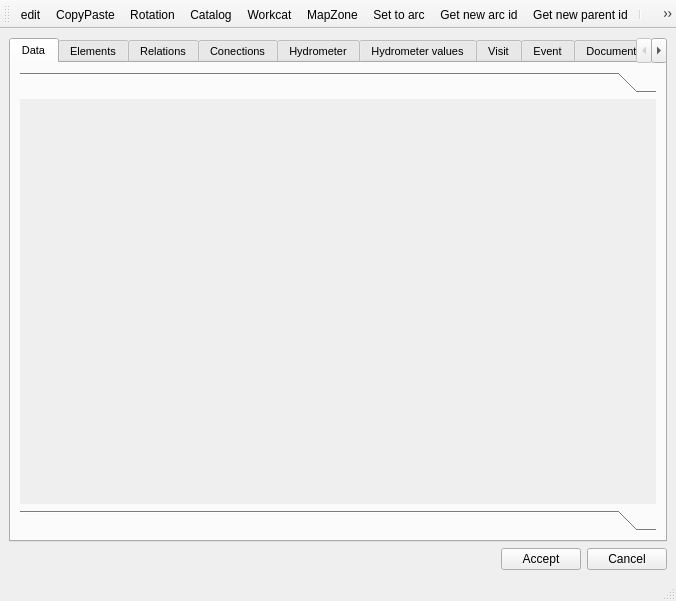
This is core/ui/toolbars/basic/info_feature.ui in Giswater/giswater_qgis_plugin as Qt 5 draws it before an edit. The edited form follows.
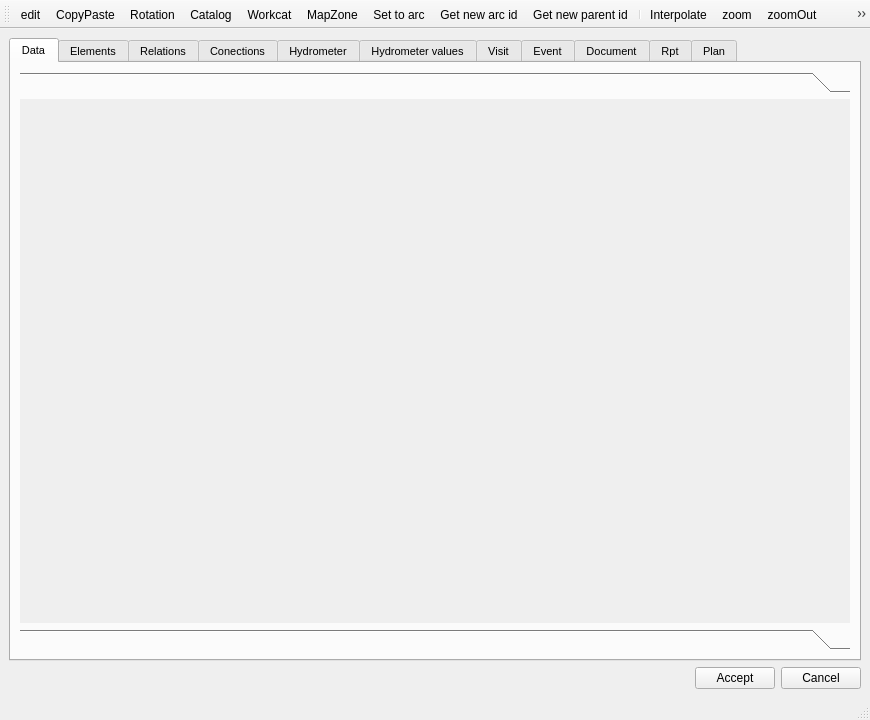
This is the edited form. Icons and pictures are not drawn.

The edit to the form file:
```diff
--- a/core/ui/toolbars/basic/info_feature.ui
+++ b/core/ui/toolbars/basic/info_feature.ui
@@ -6,8 +6,8 @@
    <rect>
     <x>0</x>
     <y>0</y>
-    <width>676</width>
-    <height>601</height>
+    <width>870</width>
+    <height>720</height>
    </rect>
   </property>
   <property name="windowTitle">
@@ -51,8 +51,8 @@
             <rect>
              <x>0</x>
              <y>0</y>
-             <width>634</width>
-             <height>382</height>
+             <width>828</width>
+             <height>501</height>
             </rect>
            </property>
            <attribute name="label">
```
Left out of the diff: 4 changed lines with no effect on the pictures.
